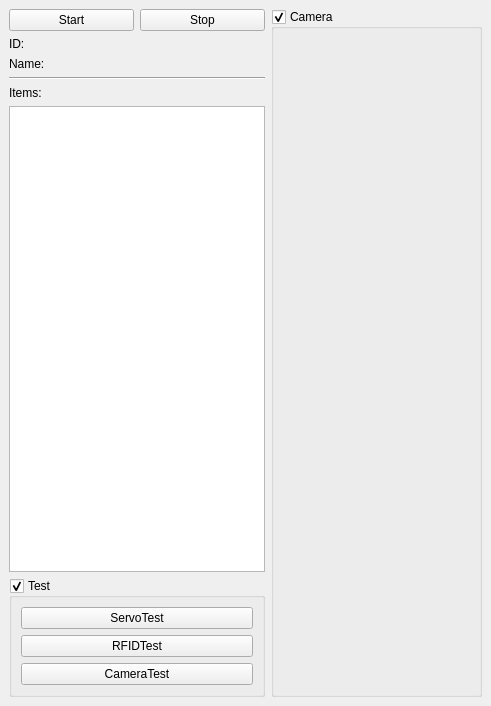
First picture: the form in mainwindow.ui, repository wh201906/Pharmacy_Robot, before the edit.
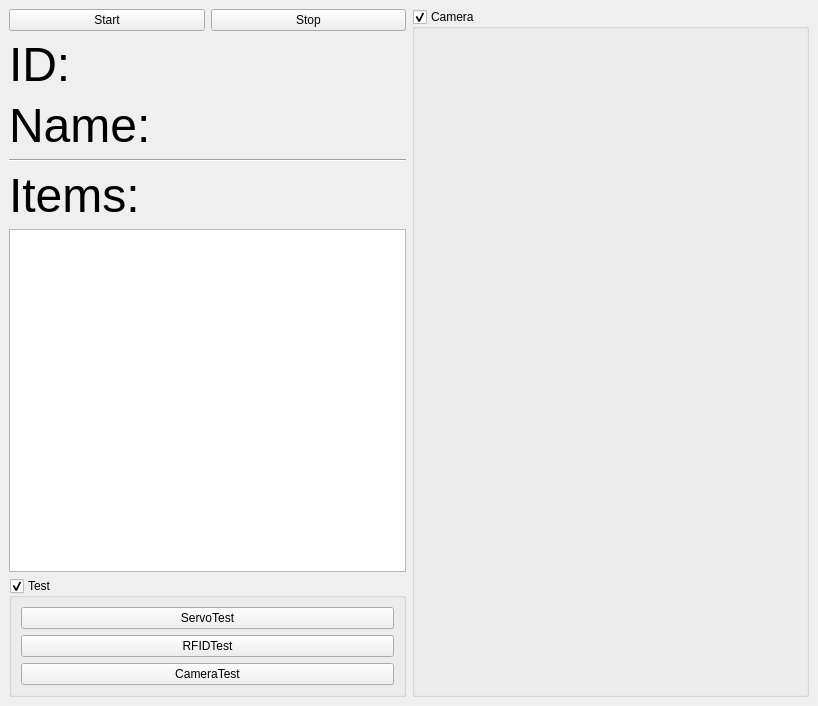
Second picture: the form after the edit.

Commit message: Fix crash problem

The edit to the form file:
```diff
--- a/mainwindow.ui
+++ b/mainwindow.ui
@@ -6,7 +6,7 @@
    <rect>
     <x>0</x>
     <y>0</y>
-    <width>491</width>
+    <width>818</width>
     <height>706</height>
    </rect>
   </property>
@@ -37,6 +37,11 @@
       </item>
       <item>
        <widget class="QLabel" name="idLabel">
+        <property name="font">
+         <font>
+          <pointsize>36</pointsize>
+         </font>
+        </property>
         <property name="text">
          <string>ID:</string>
         </property>
@@ -44,6 +49,11 @@
       </item>
       <item>
        <widget class="QLabel" name="nameLabel">
+        <property name="font">
+         <font>
+          <pointsize>36</pointsize>
+         </font>
+        </property>
         <property name="text">
          <string>Name:</string>
         </property>
@@ -58,6 +68,11 @@
       </item>
       <item>
        <widget class="QLabel" name="label">
+        <property name="font">
+         <font>
+          <pointsize>36</pointsize>
+         </font>
+        </property>
         <property name="text">
          <string>Items:</string>
         </property>
@@ -71,6 +86,11 @@
           <verstretch>0</verstretch>
          </sizepolicy>
         </property>
+        <property name="font">
+         <font>
+          <pointsize>36</pointsize>
+         </font>
+        </property>
        </widget>
       </item>
       <item>
@@ -120,7 +140,7 @@
        <item>
         <widget class="QLabel" name="cameraLabel">
          <property name="sizePolicy">
-          <sizepolicy hsizetype="Expanding" vsizetype="Preferred">
+          <sizepolicy hsizetype="Preferred" vsizetype="Preferred">
            <horstretch>0</horstretch>
            <verstretch>0</verstretch>
           </sizepolicy>
```
The commit also changes 1 other file.
